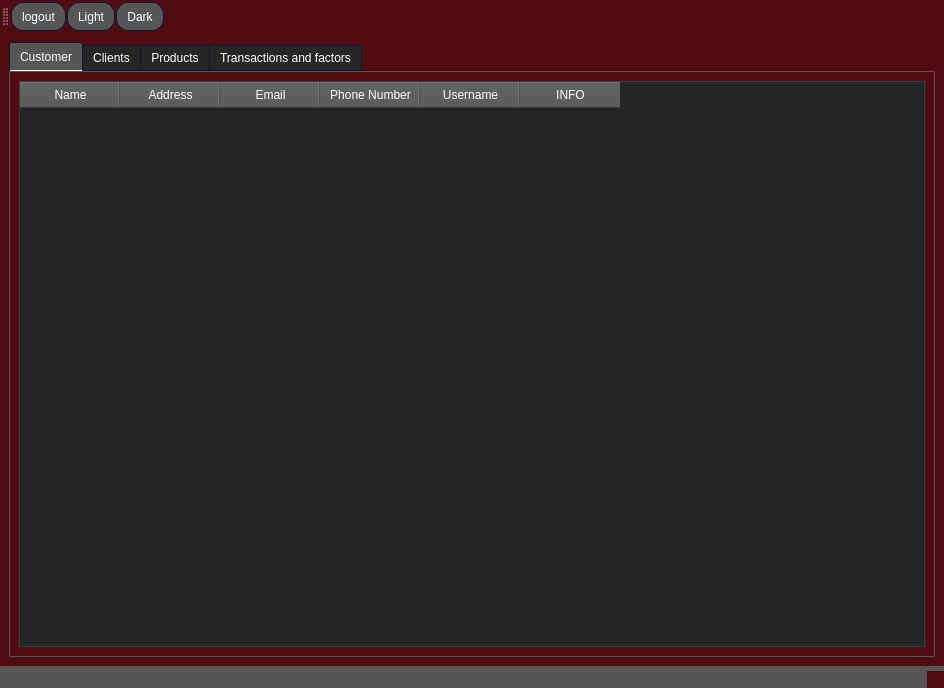
Old version of the form AP/admin_ui.ui in the repository AP-projects-4001/Guys.
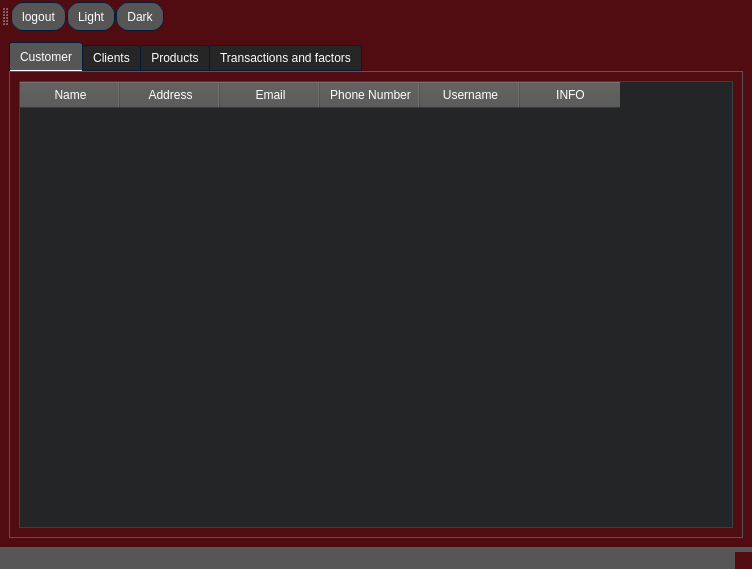
New version of the form. Icons and pictures are not drawn.

```diff
--- a/AP/admin_ui.ui
+++ b/AP/admin_ui.ui
@@ -6,8 +6,8 @@
    <rect>
     <x>0</x>
     <y>0</y>
-    <width>944</width>
-    <height>688</height>
+    <width>752</width>
+    <height>569</height>
    </rect>
   </property>
   <property name="windowTitle">
```
